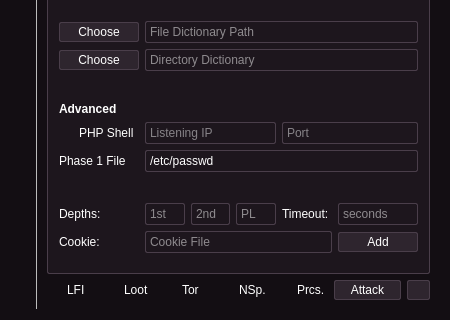
Before: the Qt Designer form core/qt5/Main.ui in VainlyStrain/Vailyn, drawn with Qt 5; both pictures show x 0 to 450 and y 310 to 630 of the 450 by 630 pixel window.
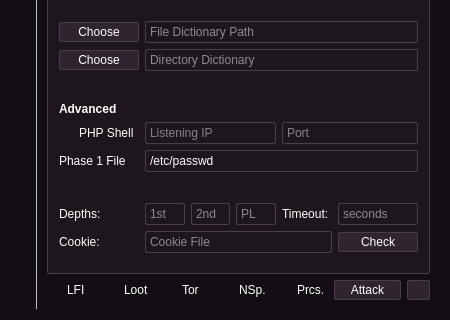
After: the same form once the commit is applied. Icons and pictures are not drawn.

What changed in the file:
```diff
--- a/core/qt5/Main.ui
+++ b/core/qt5/Main.ui
@@ -1569,7 +1569,7 @@
                          <string>&lt;html&gt;&lt;head/&gt;&lt;body&gt;&lt;p&gt;Add an authentication cookie to bypass login screens.&lt;/p&gt;&lt;/body&gt;&lt;/html&gt;</string>
                         </property>
                         <property name="text">
-                         <string>Add</string>
+                         <string>Check</string>
                         </property>
                         <property name="icon">
                          <iconset>
```
Left out of the diff: 4 changed lines with no effect on the pictures.
